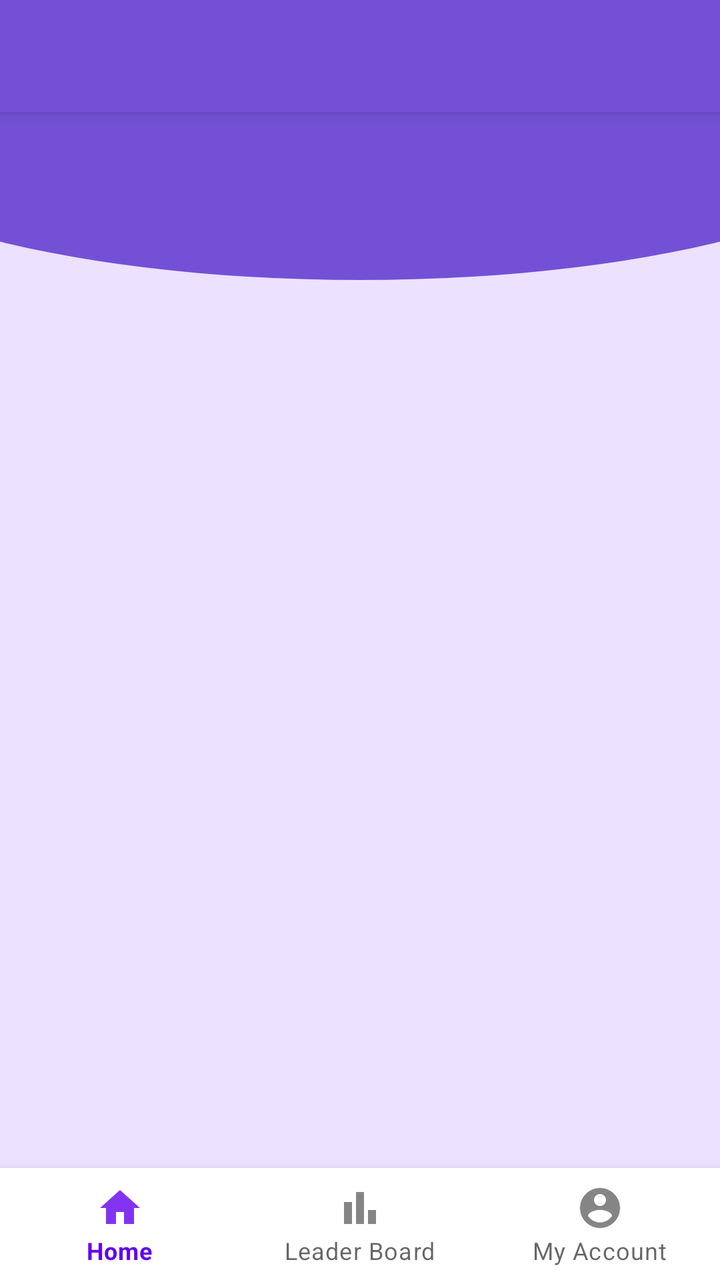
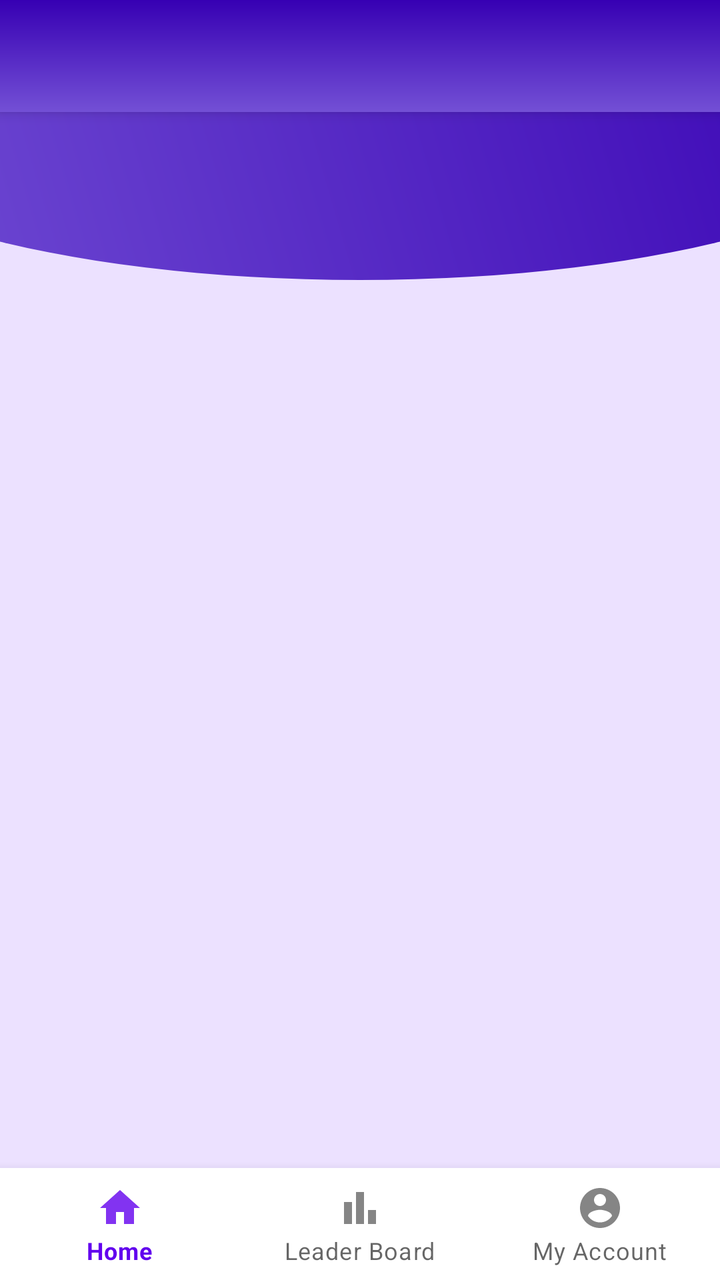

The first picture is an Android layout as it rendered before a commit; the second is the same layout after the commit. The layout source and the unified diff follow.
<!-- AndroidManifest.xml: application theme Theme.Quiz -->
<!-- res/layout/app_bar_main.xml -->
<?xml version="1.0" encoding="utf-8"?>
<androidx.coordinatorlayout.widget.CoordinatorLayout xmlns:android="http://schemas.android.com/apk/res/android"
    xmlns:app="http://schemas.android.com/apk/res-auto"
    xmlns:tools="http://schemas.android.com/tools"
    android:layout_width="match_parent"
    android:layout_height="match_parent"
    tools:context=".MainActivity">

    <com.google.android.material.appbar.AppBarLayout
        android:layout_width="match_parent"
        android:layout_height="wrap_content"
        android:theme="@style/Theme.Quiz.AppBarOverlay">

        <androidx.appcompat.widget.Toolbar
            android:id="@+id/toolbar"
            android:layout_width="match_parent"
            android:layout_height="?attr/actionBarSize"
            android:background="@color/primary"
            app:popupTheme="@style/Theme.Quiz.PopupOverlay" />

    </com.google.android.material.appbar.AppBarLayout>

    <include layout="@layout/content_main" />



</androidx.coordinatorlayout.widget.CoordinatorLayout>
<!-- res/layout/content_main.xml (included above) -->
<?xml version="1.0" encoding="utf-8"?>
<androidx.constraintlayout.widget.ConstraintLayout xmlns:android="http://schemas.android.com/apk/res/android"
xmlns:app="http://schemas.android.com/apk/res-auto"
xmlns:tools="http://schemas.android.com/tools"
android:layout_width="match_parent"
android:layout_height="match_parent"
app:layout_behavior="@string/appbar_scrolling_view_behavior"
    tools:context=".MainActivity"
    android:background="@drawable/main_background"
tools:showIn="@layout/app_bar_main">


    <com.google.android.material.bottomnavigation.BottomNavigationView
        android:id="@+id/bottom_nav_bar"
        android:layout_width="0dp"
        android:layout_height="wrap_content"
        android:background="?android:attr/windowBackground"
        app:layout_constraintBottom_toBottomOf="parent"
        app:layout_constraintEnd_toEndOf="parent"
        app:layout_constraintStart_toStartOf="parent"
        app:layout_constraintTop_toBottomOf="@id/main_frame"
        app:menu="@menu/bottom_menu" />

    <FrameLayout
        android:id="@+id/main_frame"
        android:layout_width="0dp"
        android:layout_height="0dp"
        app:layout_constraintBottom_toTopOf="@+id/bottom_nav_bar"
        app:layout_constraintEnd_toEndOf="parent"
        app:layout_constraintStart_toStartOf="parent"
        app:layout_constraintTop_toTopOf="parent">

    </FrameLayout>
</androidx.constraintlayout.widget.ConstraintLayout>
<!-- resources referenced by this layout -->
<resources>
  <color name="primary">#7350D5</color>
  <!-- drawable main_background (drawable) -->
  <?xml version="1.0" encoding="utf-8"?>
  <layer-list xmlns:android="http://schemas.android.com/apk/res/android">
  
      <item>
          <shape android:shape="rectangle">
              <solid android:color="@color/background"/>
          </shape>
      </item>
      <item
          android:bottom="500dp"
          android:left="-100dp"
          android:right="-100dp"
          android:top="-80dp">
          <shape
              android:shape="oval">
              <solid android:color="@color/primary" />
          </shape>
      </item>
  </layer-list>
  <style name="Theme.Quiz.AppBarOverlay" parent="ThemeOverlay.AppCompat.Dark.ActionBar" />
  <style name="Theme.Quiz.PopupOverlay" parent="ThemeOverlay.AppCompat.Light" />
  <style name="Theme.Quiz" parent="Theme.MaterialComponents.DayNight.NoActionBar">
          
          <item name="colorPrimary">@color/purple_500</item>
          <item name="colorPrimaryVariant">@color/purple_700</item>
          <item name="colorOnPrimary">@color/white</item>
  
          
          <item name="colorSecondary">@color/teal_200</item>
          <item name="colorSecondaryVariant">@color/teal_700</item>
          <item name="colorOnSecondary">@color/black</item>
  
          
          <item name="android:statusBarColor">?attr/colorPrimaryVariant</item>
      </style>
  <color name="background">#ECE1FF</color>
  <color name="purple_500">#FF6200EE</color>
  <color name="purple_700">#FF3700B3</color>
  <color name="white">#FFFFFFFF</color>
  <color name="teal_200">#FF03DAC5</color>
  <color name="teal_700">#FF018786</color>
  <color name="black">#FF000000</color>
</resources>

<!-- the commit's change to res/layout/app_bar_main.xml (unified diff, before → after) -->
@@ -15,7 +15,7 @@
             android:id="@+id/toolbar"
             android:layout_width="match_parent"
             android:layout_height="?attr/actionBarSize"
-            android:background="@color/primary"
+            android:background="@drawable/toolbar_gradient"
             app:popupTheme="@style/Theme.Quiz.PopupOverlay" />
 
     </com.google.android.material.appbar.AppBarLayout>
<!-- resource entries referenced after the edit -->
@@ -17,10 +17,20 @@
           android:top="-80dp">
           <shape
               android:shape="oval">
-              <solid android:color="@color/primary" />
+              <gradient
+                  android:startColor="@color/primary"
+                  android:endColor="@color/purple_700"
+                  android:angle="45"/>
           </shape>
       </item>
   </layer-list>
+  <!-- drawable toolbar_gradient (drawable) -->
+  <shape xmlns:android="http://schemas.android.com/apk/res/android" android:shape="rectangle">
+      <gradient
+          android:startColor="@color/primary"
+          android:endColor="@color/purple_700"
+          android:angle="90"/>
+  </shape>
   <style name="Theme.Quiz.AppBarOverlay" parent="ThemeOverlay.AppCompat.Dark.ActionBar" />
   <style name="Theme.Quiz.PopupOverlay" parent="ThemeOverlay.AppCompat.Light" />
   <style name="Theme.Quiz" parent="Theme.MaterialComponents.DayNight.NoActionBar">
